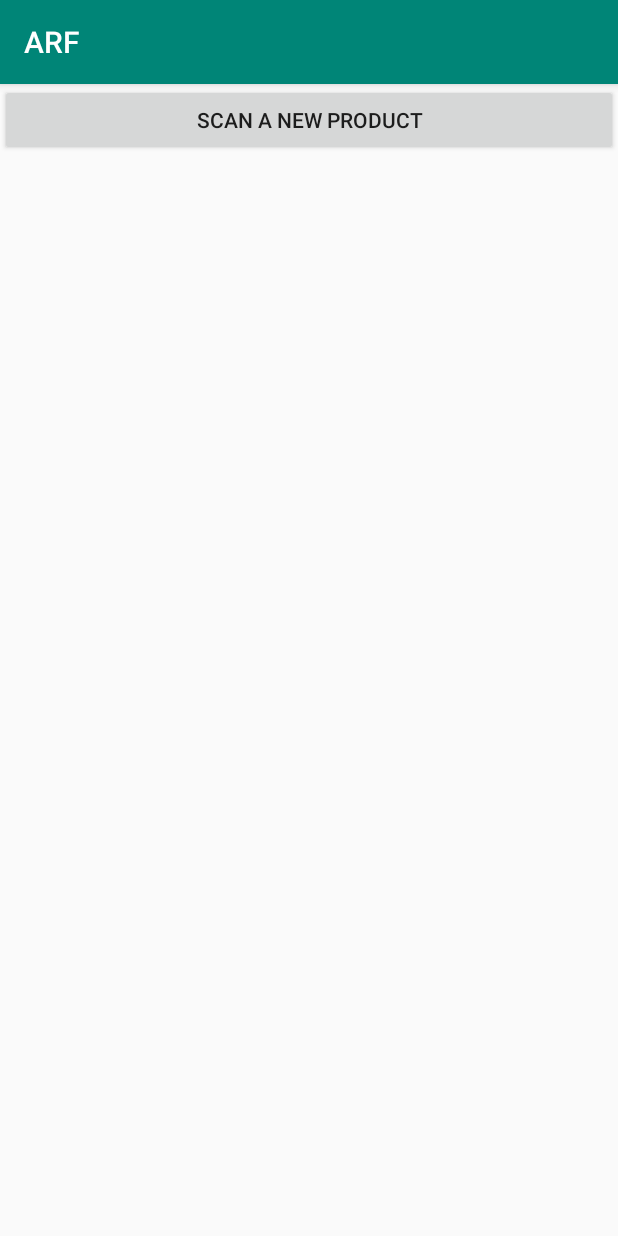
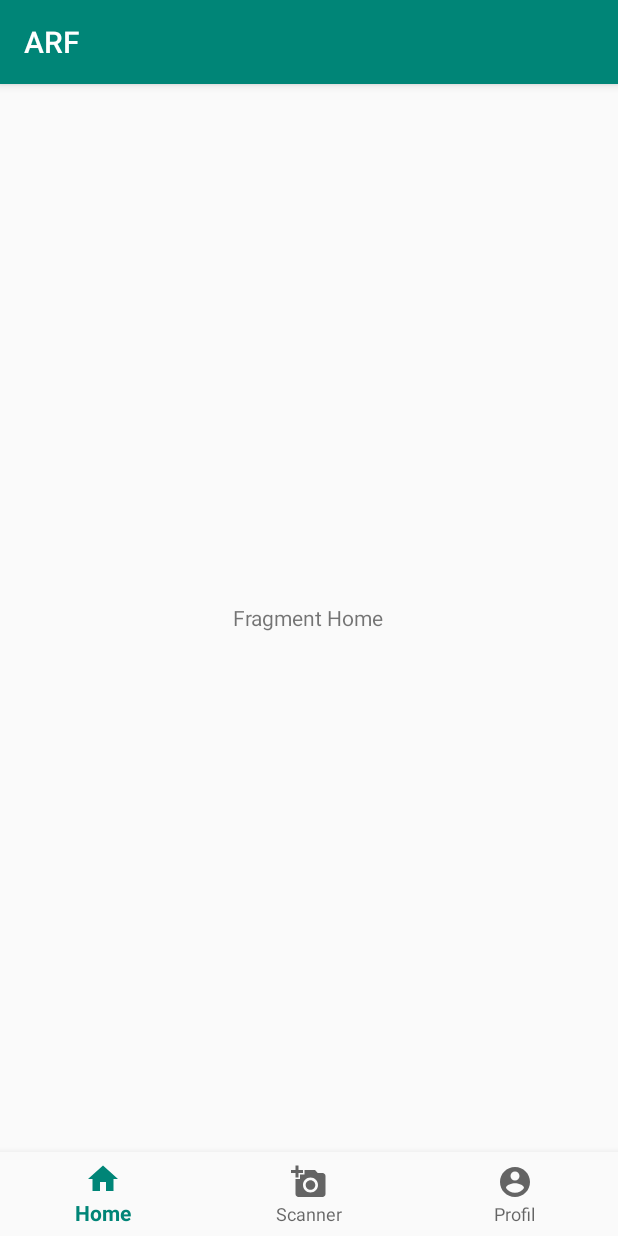
Before and after one commit to MaximilienMoriquand/Projet-ARF, an Android app: the screen it shows after launch (MainActivity), on a phone screen of 412 x 824 dp. Run offline under Robolectric (Android 15) with nearby library versions, the phone set to English and light mode, and no system bars; our stand-ins replace navigation-ui; libraries missing offline, so code that uses them is left out: com.karumi.dexter, me.dm7.barcodescanner.

Commit message:
ajout d'un bottom navigation

```diff
--- a/ARF/app/build.gradle
+++ b/ARF/app/build.gradle
@@ -22,7 +22,12 @@ android {
 dependencies {
     implementation fileTree(dir: 'libs', include: ['*.jar'])
     implementation 'androidx.appcompat:appcompat:1.0.2'
+    implementation 'com.google.android.material:material:1.1.0'
     implementation 'androidx.constraintlayout:constraintlayout:1.1.3'
+    implementation 'androidx.navigation:navigation-fragment:2.0.0'
+    implementation 'androidx.navigation:navigation-ui:2.0.0'
+    implementation 'androidx.lifecycle:lifecycle-extensions:2.0.0'
+    implementation 'androidx.legacy:legacy-support-v4:1.0.0'
     testImplementation 'junit:junit:4.12'
     androidTestImplementation 'androidx.test.ext:junit:1.1.0'
     androidTestImplementation 'androidx.test.espresso:espresso-core:3.1.1'
--- /dev/null
+++ b/ARF/app/src/main/java/com/example/arf/HomeFragment.java
@@ -0,0 +1,17 @@
+package com.example.arf;
+
+import android.os.Bundle;
+import android.view.LayoutInflater;
+import android.view.View;
+import android.view.ViewGroup;
+import androidx.annotation.Nullable;
+
+import androidx.fragment.app.Fragment;
+
+public class HomeFragment extends Fragment {
+    @Nullable
+    @Override
+    public View onCreateView(LayoutInflater inflater, @Nullable ViewGroup container, @Nullable Bundle savedInstanceState){
+        return inflater.inflate(R.layout.fragment_home, container, false);
+    }
+}
--- a/ARF/app/src/main/java/com/example/arf/MainActivity.java
+++ b/ARF/app/src/main/java/com/example/arf/MainActivity.java
@@ -1,15 +1,25 @@
 package com.example.arf;
 
+import androidx.annotation.NonNull;
 import androidx.appcompat.app.AppCompatActivity;
+import androidx.fragment.app.Fragment;
+import androidx.fragment.app.FragmentManager;
+import androidx.navigation.NavController;
+import androidx.navigation.Navigation;
+import androidx.navigation.ui.AppBarConfiguration;
+import androidx.navigation.ui.NavigationUI;
 
 import android.Manifest;
+import android.app.Activity;
 import android.content.Intent;
 import android.os.Bundle;
+import android.view.MenuItem;
 import android.view.View;
 import android.widget.Button;
 import android.widget.TextView;
 import android.widget.Toast;
 
+import com.google.android.material.bottomnavigation.BottomNavigationView;
 import com.google.zxing.Result;
 import com.karumi.dexter.Dexter;
 import com.karumi.dexter.PermissionToken;
@@ -20,7 +30,7 @@ import com.karumi.dexter.listener.single.PermissionListener;
 
 import me.dm7.barcodescanner.zxing.ZXingScannerView;
 
-public class MainActivity extends AppCompatActivity  {
+public class MainActivity extends AppCompatActivity {
     public ZXingScannerView sxscannerview;
     private TextView TxtResult;
     @Override
@@ -28,6 +38,10 @@ public class MainActivity extends AppCompatActivity  {
         super.onCreate(savedInstanceState);
         setContentView(R.layout.activity_main);
 
+        BottomNavigationView bottomNav = findViewById(R.id.bottom_nav);
+        bottomNav.setOnNavigationItemSelectedListener(navListener);
+        getSupportFragmentManager().beginTransaction().replace(R.id.frag_container,
+                new HomeFragment()).commit();
     }
 
     /*
@@ -41,4 +55,28 @@ public class MainActivity extends AppCompatActivity  {
         Intent intent = new Intent(MainActivity.this, Scanner.class);
         startActivity(intent);
     }
+
+    private BottomNavigationView.OnNavigationItemSelectedListener navListener =
+            new BottomNavigationView.OnNavigationItemSelectedListener() {
+                @Override
+                public boolean onNavigationItemSelected(@NonNull MenuItem menuItem) {
+                    Fragment selectedFrag = null;
+
+                    switch (menuItem.getItemId()) {
+                        case R.id.nav_home:
+                            selectedFrag = new HomeFragment();
+                            break;
+                        case R.id.nav_scan:
+                            selectedFrag = new ScannerFragment();
+                            break;
+                        case R.id.nav_profil:
+                            selectedFrag = new ProfilFragment();
+                            break;
+                    }
+
+                    getSupportFragmentManager().beginTransaction().replace(R.id.frag_container,
+                            selectedFrag).commit();
+                    return true;
+                }
+            };
 }
--- a/ARF/app/src/main/java/com/example/arf/Scanner.java
+++ b/ARF/app/src/main/java/com/example/arf/Scanner.java
@@ -20,7 +20,8 @@ import com.karumi.dexter.listener.PermissionRequest;
 import com.karumi.dexter.listener.single.PermissionListener;
 
 import me.dm7.barcodescanner.zxing.ZXingScannerView;
-public class Scanner extends Activity implements ZXingScannerView.ResultHandler {
+
+public class Scanner extends AppCompatActivity implements ZXingScannerView.ResultHandler {
     public ZXingScannerView sxscannerview;
     private TextView TxtResult;
 
--- /dev/null
+++ b/ARF/app/src/main/res/drawable/ic_account_circle_black_24dp.xml
@@ -0,0 +1,9 @@
+<vector xmlns:android="http://schemas.android.com/apk/res/android"
+        android:width="24dp"
+        android:height="24dp"
+        android:viewportWidth="24.0"
+        android:viewportHeight="24.0">
+    <path
+        android:fillColor="#FF000000"
+        android:pathData="M12,2C6.48,2 2,6.48 2,12s4.48,10 10,10 10,-4.48 10,-10S17.52,2 12,2zM12,5c1.66,0 3,1.34 3,3s-1.34,3 -3,3 -3,-1.34 -3,-3 1.34,-3 3,-3zM12,19.2c-2.5,0 -4.71,-1.28 -6,-3.22 0.03,-1.99 4,-3.08 6,-3.08 1.99,0 5.97,1.09 6,3.08 -1.29,1.94 -3.5,3.22 -6,3.22z"/>
+</vector>
--- /dev/null
+++ b/ARF/app/src/main/res/drawable/ic_add_a_photo_black_24dp.xml
@@ -0,0 +1,9 @@
+<vector xmlns:android="http://schemas.android.com/apk/res/android"
+        android:width="24dp"
+        android:height="24dp"
+        android:viewportWidth="24.0"
+        android:viewportHeight="24.0">
+    <path
+        android:fillColor="#FF000000"
+        android:pathData="M3,4L3,1h2v3h3v2L5,6v3L3,9L3,6L0,6L0,4h3zM6,10L6,7h3L9,4h7l1.83,2L21,6c1.1,0 2,0.9 2,2v12c0,1.1 -0.9,2 -2,2L5,22c-1.1,0 -2,-0.9 -2,-2L3,10h3zM13,19c2.76,0 5,-2.24 5,-5s-2.24,-5 -5,-5 -5,2.24 -5,5 2.24,5 5,5zM9.8,14c0,1.77 1.43,3.2 3.2,3.2s3.2,-1.43 3.2,-3.2 -1.43,-3.2 -3.2,-3.2 -3.2,1.43 -3.2,3.2z"/>
+</vector>
--- /dev/null
+++ b/ARF/app/src/main/res/drawable/ic_home_black_24dp.xml
@@ -0,0 +1,9 @@
+<vector xmlns:android="http://schemas.android.com/apk/res/android"
+        android:width="24dp"
+        android:height="24dp"
+        android:viewportWidth="24.0"
+        android:viewportHeight="24.0">
+    <path
+        android:fillColor="#FF000000"
+        android:pathData="M10,20v-6h4v6h5v-8h3L12,3 2,12h3v8z"/>
+</vector>
--- a/ARF/app/src/main/res/layout/activity_main.xml
+++ b/ARF/app/src/main/res/layout/activity_main.xml
@@ -6,11 +6,18 @@
     android:layout_height="match_parent"
     tools:context=".MainActivity">
 
-   <Button
+   <FrameLayout
+       android:id="@+id/frag_container"
        android:layout_width="match_parent"
-       android:layout_height="wrap_content"
-       android:id="@+id/Chibre"
-       android:onClick="scanner"
-       android:text="scan a new product"
-       ></Button>
+       android:layout_height="match_parent"
+       android:layout_above="@+id/bottom_nav"/>
+
+   <com.google.android.material.bottomnavigation.BottomNavigationView
+       android:id="@+id/bottom_nav"
+       android:layout_width = "match_parent"
+       android:layout_height = "wrap_content"
+       android:layout_alignParentBottom = "true"
+       app:menu = "@menu/bottom_navigation"
+       android:background = "?android:attr/windowBackground"/>
+
 </RelativeLayout>
--- /dev/null
+++ b/ARF/app/src/main/res/layout/fragment_home.xml
@@ -0,0 +1,11 @@
+<?xml version="1.0" encoding="utf-8"?>
+<RelativeLayout xmlns:android="http://schemas.android.com/apk/res/android"
+    android:layout_width="match_parent" android:layout_height="match_parent">
+
+    <TextView
+        android:layout_width="wrap_content"
+        android:layout_height="wrap_content"
+        android:text="Fragment Home"
+        android:layout_centerInParent="true"/>
+
+</RelativeLayout>
--- a/ARF/app/src/main/res/layout/scanner.xml
+++ b/ARF/app/src/main/res/layout/scanner.xml
@@ -30,6 +30,6 @@
             android:textColor="@android:color/white"
             android:textSize="24dp"
             android:gravity="center"
-            android:id="@+id/TxtResult"></TextView>
+            android:id="@+id/TxtResult"/>
     </LinearLayout>
 </RelativeLayout>
--- /dev/null
+++ b/ARF/app/src/main/res/menu/bottom_navigation.xml
@@ -0,0 +1,18 @@
+<?xml version="1.0" encoding="utf-8"?>
+<menu xmlns:android="http://schemas.android.com/apk/res/android">
+
+    <item
+        android:id="@+id/nav_home"
+        android:icon="@drawable/ic_home_black_24dp"
+        android:title="@string/home"/>
+
+    <item
+        android:id="@+id/nav_scan"
+        android:icon="@drawable/ic_add_a_photo_black_24dp"
+        android:title="@string/scanner"/>
+
+    <item
+        android:id="@+id/nav_profil"
+        android:icon="@drawable/ic_account_circle_black_24dp"
+        android:title="@string/profil"/>
+</menu>
--- a/ARF/app/src/main/res/values/strings.xml
+++ b/ARF/app/src/main/res/values/strings.xml
@@ -1,3 +1,7 @@
 <resources>
     <string name="app_name">ARF</string>
+    <string name="home">Home</string>
+    <string name="scanner">Scanner</string>
+    <string name="profil">Profil</string>
+    <string name="open_scanner">Open Scanner</string>
 </resources>
```
Also changed, not shown: ARF/app/src/main/java/com/example/arf/ProfilFragment.java (added, +17 -0 lines), ARF/app/src/main/java/com/example/arf/ScannerFragment.java (added, +19 -0 lines), ARF/app/src/main/res/layout/fragment_profil.xml (added, +11 -0 lines), ARF/app/src/main/res/layout/fragment_scanner.xml (added, +14 -0 lines), ARF/app/gradle/wrapper/gradle-wrapper.properties (added), 4 other files.
